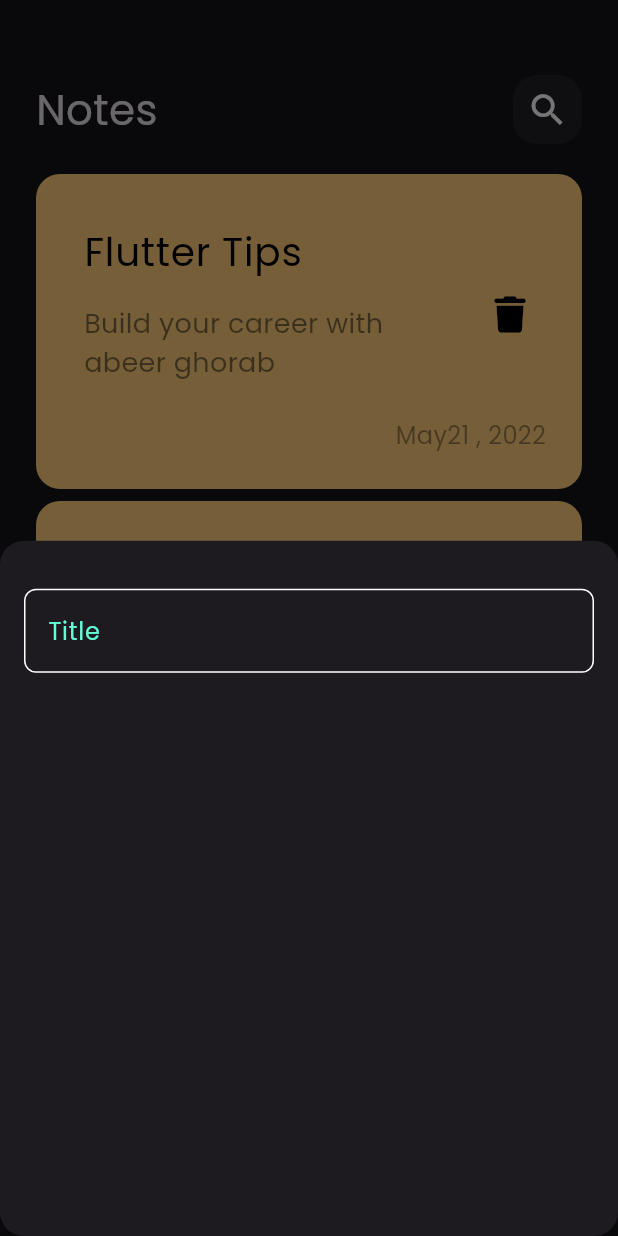
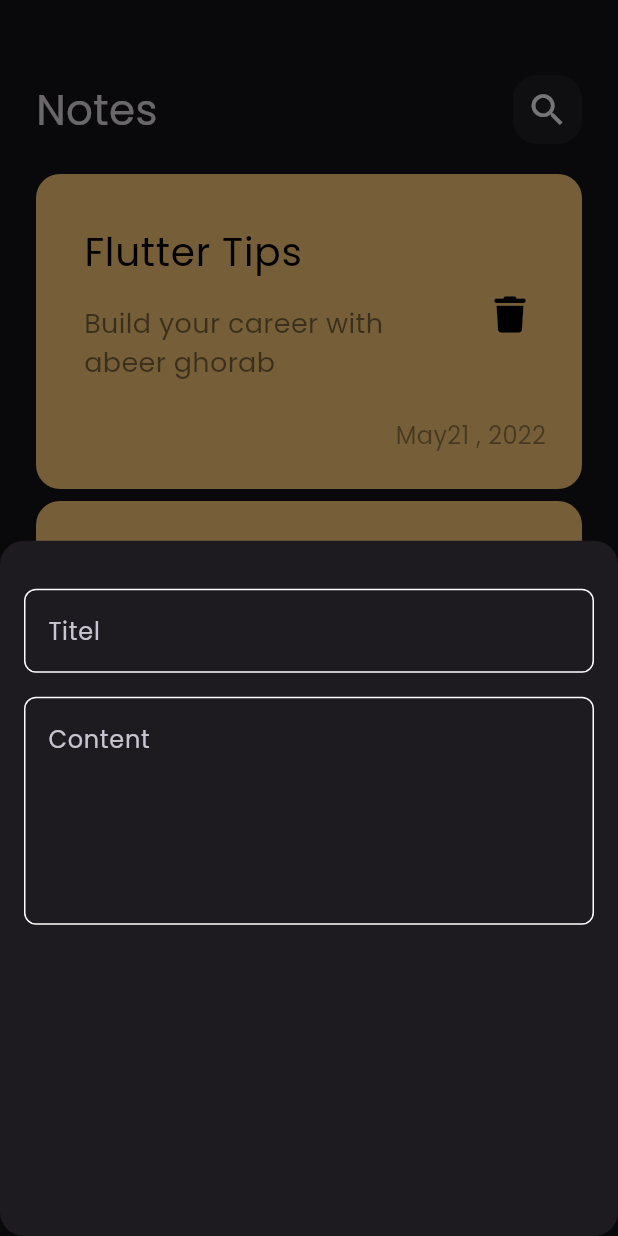
Before and after one commit to abeerghorab/notes_app, a Flutter app: the screen it shows after launch, after a tap on the "add" icon, on a phone screen of 412 x 824 dp. Run offline on Flutter 3.47's test engine with Material 3 defaults, Android fonts, the phone set to English and light mode, and no system bars; our stand-ins replace font_awesome_flutter.

Commit message:
add fields to notes buttom sheet

```diff
--- a/lib/views/widgets/add_note_buttom_sheet.dart
+++ b/lib/views/widgets/add_note_buttom_sheet.dart
@@ -13,7 +13,16 @@ class AddNoteBottomSheet extends StatelessWidget {
           SizedBox(
             height: 32,
           ),
-          CustomTextField(),
+          CustomTextField(
+            hint: 'Titel',
+          ),
+          SizedBox(
+            height: 16,
+          ),
+          CustomTextField(
+            hint: 'Content',
+            maxLines: 5,
+          )
         ],
       ),
     );
--- a/lib/views/widgets/custom_text_feild.dart
+++ b/lib/views/widgets/custom_text_feild.dart
@@ -2,17 +2,16 @@ import 'package:flutter/material.dart';
 import 'package:notes_app/views/widgets/constants.dart';
 
 class CustomTextField extends StatelessWidget {
-  const CustomTextField({super.key});
-
+  const CustomTextField({super.key, required this.hint, this.maxLines = 1});
+  final String hint;
+  final int maxLines;
   @override
   Widget build(BuildContext context) {
     return TextField(
       cursorColor: kPrimaryColor,
+      maxLines: maxLines,
       decoration: InputDecoration(
-        hintText: 'Title',
-        hintStyle: TextStyle(
-          color: kPrimaryColor,
-        ),
+        hintText: hint,
         border: buildBorder(),
         enabledBorder: buildBorder(),
         focusedBorder: buildBorder(kPrimaryColor),
```
